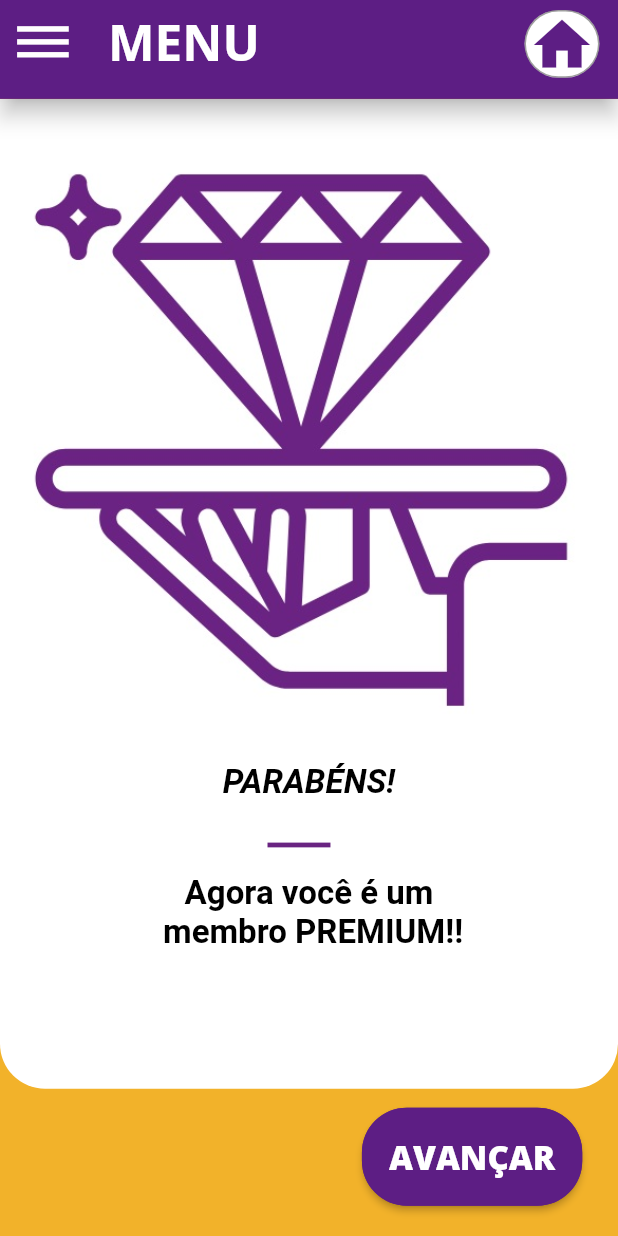
After one commit to AegonX007/Projeto_Porto_Digital-Teclar, a Flutter app: the PagamentoAprovado screen opened directly, on a phone screen of 412 x 824 dp. The commit adds this screen. Run offline on Flutter 3.47's test engine with Material 2 defaults, Android fonts, the phone set to English and light mode, and no system bars; our stand-ins replace audioplayers, cloud_firestore, email_validator, firebase_auth, firebase_storage, flare_flutter and 6 more; missing offline and left inert: bloc_pattern, mercado_pago_mobile_checkout; accounts and stored records are empty; Roboto replaces fonts that are missing (Open Sans Bold).

Commit message:
Verificacao do Pagamento e Botao do Perfil resolvido

```diff
--- /dev/null
+++ b/lib/ui_menu/pagamentoAprovado.dart
@@ -0,0 +1,211 @@
+import 'package:cloud_firestore/cloud_firestore.dart';
+import 'package:firebase_auth/firebase_auth.dart';
+import 'package:flutter/material.dart';
+import 'package:flutter_screenutil/flutter_screenutil.dart';
+import 'package:mercado_pago_mobile_checkout/mercado_pago_mobile_checkout.dart';
+
+class PagamentoAprovado extends StatefulWidget {
+  @override
+  _PagamentoAprovadoState createState() => _PagamentoAprovadoState();
+}
+
+class _PagamentoAprovadoState extends State<PagamentoAprovado> {
+  final _scrollController = ScrollController();
+
+  @override
+  Widget build(BuildContext context) {
+    var sizeWidth = MediaQuery.of(context).size.width;
+    var sizeHeight = MediaQuery.of(context).size.height;
+    var sizeTop = MediaQuery.of(context).padding.top;
+    var sizeCard = (sizeHeight - sizeTop) * 0.572;
+
+    return Scaffold(
+      appBar: PreferredSize(
+        preferredSize: Size.fromHeight(sizeHeight * 0.08),
+        child: AppBar(
+          elevation: 6,
+          backgroundColor: Color.fromARGB(255, 93, 30, 132),
+          title: Text(
+            "MENU",
+            style:
+                TextStyle(fontFamily: 'Open Sans', fontSize: sizeWidth * 0.08),
+          ),
+          leading: IconButton(
+            icon: Icon(
+              Icons.dehaze,
+              color: Colors.white,
+            ),
+            iconSize: sizeWidth * 0.10,
+            splashColor: Color(0xfffab611),
+            onPressed: () {
+              Navigator.pushNamed(context, "/Gaveta");
+            },
+          ),
+          actions: [
+            Container(
+              decoration: BoxDecoration(
+                  border: Border.all(width: 1, color: Colors.black38),
+                  borderRadius:
+                      const BorderRadius.all(const Radius.circular(30)),
+                  color: Colors.white),
+              margin: EdgeInsets.only(
+                  right: sizeWidth * 0.03,
+                  top: sizeHeight * 0.008,
+                  bottom: sizeHeight * 0.005),
+              child: IconButton(
+                onPressed: () {},
+                icon: Icon(
+                  Icons.home,
+                  color: Color.fromARGB(255, 93, 30, 132),
+                  size: sizeWidth * 0.11,
+                ),
+                splashColor: Color(0xfffab611),
+                padding: EdgeInsets.only(right: sizeWidth * 0.00001),
+              ),
+            )
+          ],
+        ),
+      ),
+      backgroundColor: Color.fromARGB(255, 242, 178, 42),
+      body: Column(
+        children: [
+          Container(
+            child: Column(
+              children: [
+                Scrollbar(
+                  thickness: sizeWidth * 0.02,
+                  controller: _scrollController,
+                  child: SingleChildScrollView(
+                    controller: _scrollController,
+                    child: Column(
+                      children: [
+                        Stack(
+                          children: [
+                            Container(
+                              height: sizeCard * 1.4,
+                              width: sizeWidth,
+                              decoration: BoxDecoration(
+                                border: Border.all(
+                                    width: 1, color: Colors.transparent),
+                                borderRadius: const BorderRadius.only(
+                                    bottomLeft: Radius.circular(30),
+                                    bottomRight: Radius.circular(30)),
+                                color: Colors.white,
+                              ),
+                            ),
+                            Container(
+                                margin: EdgeInsets.only(top: 15.h),
+                                child: Image.asset(
+                                    "images/premium_pagamento.jpg")),
+                            Container(
+                              margin: EdgeInsets.only(top: 420.h),
+                              child: Center(
+                                child: RichText(
+                                  textAlign: TextAlign.center,
+                                  text: TextSpan(
+                                    text: 'PARABÉNS!',
+                                    style: TextStyle(
+                                        fontFamily: 'Open Sans Bold',
+                                        color: Colors.black,
+                                        fontSize: 21.ssp,
+                                        fontWeight: FontWeight.bold,
+                                        fontStyle: FontStyle.italic),
+                                  ),
+                                ),
+                              ),
+                            ),
+                            Container(
+                              margin: EdgeInsets.only(top: 470.h, left: 170.w),
+                              color: Color.fromARGB(255, 105, 36, 129),
+                              height: 3.h,
+                              width: 40.w,
+                            ),
+                            Container(
+                              margin: EdgeInsets.only(top: 490.h),
+                              child: Center(
+                                child: RichText(
+                                  textAlign: TextAlign.center,
+                                  text: TextSpan(
+                                    text: 'Agora você é um\n membro PREMIUM!!',
+                                    style: TextStyle(
+                                        fontFamily: 'Open Sans Bold',
+                                        color: Colors.black,
+                                        fontSize: 21.ssp,
+                                        fontWeight: FontWeight.bold),
+                                  ),
+                                ),
+                              ),
+                            ),
+                          ],
+                        ),
+                      ],
+                    ),
+                  ),
+                ),
+              ],
+            ),
+          ),
+          Row(
+            children: [
+              Container(
+                  margin: EdgeInsets.only(left: 230.w, top: 12.h),
+                  child: Container(
+                    height: 62.h,
+                    width: 140.w,
+                    child: RaisedButton(
+                      textColor: Colors.white,
+                      splashColor: Color(0xfffab611),
+                      color: Color.fromARGB(255, 93, 30, 132),
+                      shape: RoundedRectangleBorder(
+                          borderRadius: BorderRadius.circular(30.0),
+                          side: BorderSide(
+                              color: Color.fromARGB(255, 93, 30, 132))),
+                      onPressed: () async {
+                        Navigator.pushNamed(context, "/Menu");
+                      },
+                      child: Text(
+                        "AVANÇAR",
+                        style: TextStyle(
+                          fontFamily: 'Open Sans Extra Bold',
+                          fontSize: 21.ssp,
+                          fontWeight: FontWeight.bold,
+                        ),
+                      ),
+                    ),
+                  )),
+            ],
+          ),
+        ],
+      ),
+    );
+  }
+
+  Widget buildVantagens(String vantagem) {
+    return Container(
+      margin: EdgeInsets.only(left: 20.w),
+      child: Row(
+        children: [
+          Container(
+            height: 10.h,
+            width: 10.w,
+            decoration: BoxDecoration(
+              border: Border.all(width: 1, color: Colors.transparent),
+              borderRadius: const BorderRadius.all(Radius.circular(30)),
+              color: Colors.amber,
+            ),
+          ),
+          Container(
+              margin: EdgeInsets.only(left: 30.w),
+              child: Text(
+                vantagem,
+                style: TextStyle(
+                  fontFamily: 'Open Sans Bold',
+                  color: Color.fromARGB(255, 105, 36, 129),
+                  fontSize: 18.ssp,
+                ),
+              ))
+        ],
+      ),
+    );
+  }
+}
--- a/pubspec.yaml
+++ b/pubspec.yaml
@@ -124,6 +124,7 @@ flutter:
     - images/mercado_livre.jfif
     - images/americanas.jfif
     - images/premium.jpeg
+    - images/premium_pagamento.jpg
 
   # An image asset can refer to one or more resolution-specific "variants", see
   # https://flutter.dev/assets-and-images/#resolution-aware.
```
Also changed, not shown: lib/ui_menu/gaveta.dart (+61 -29 lines), lib/ui_menu/sejaPremium.dart (+27 -0 lines), images/premium_pagamento.jpg (added), pubspec.lock.
